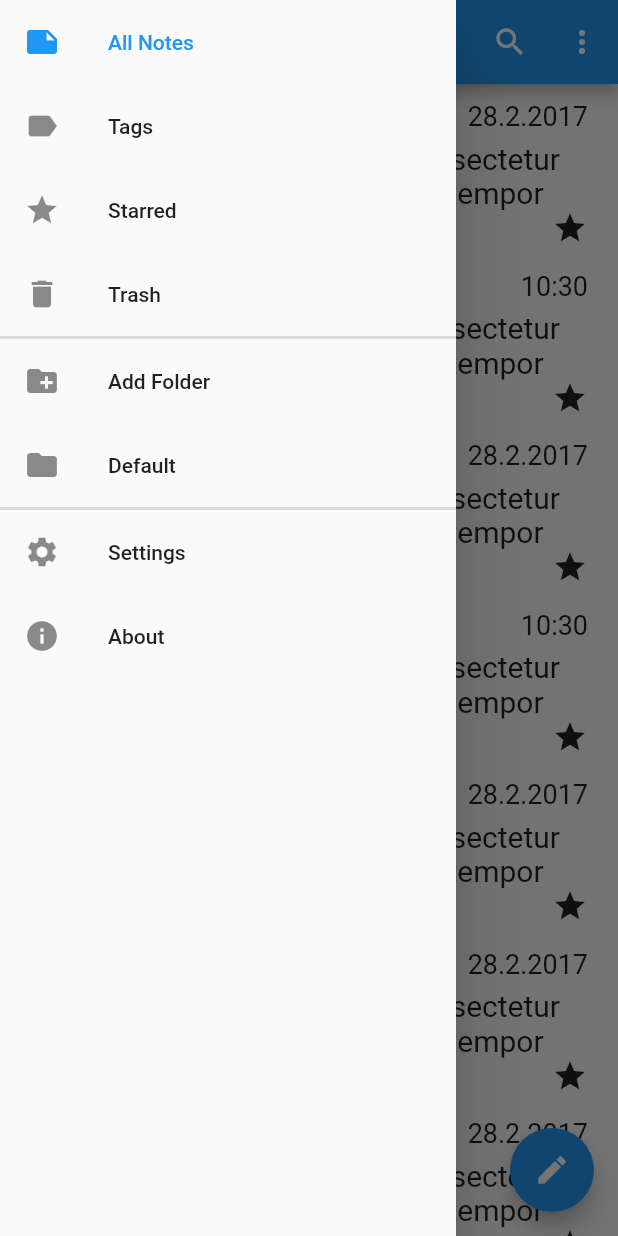
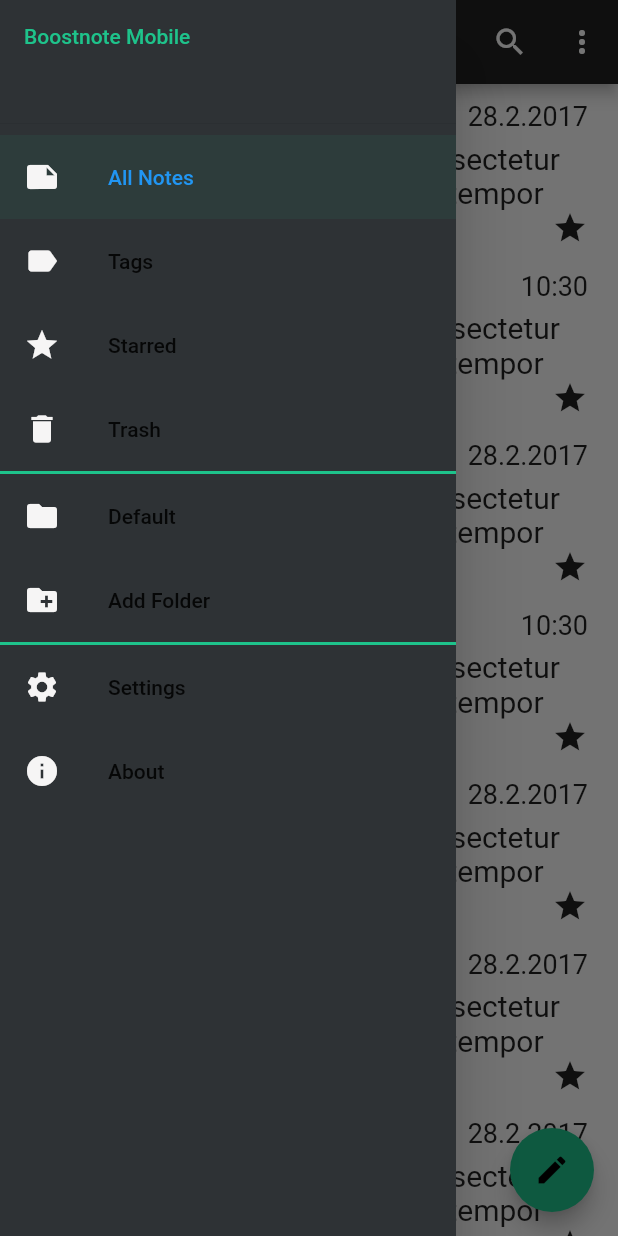
Before and after one commit to T0M0F/NoteApp, a Flutter app: the screen it shows after launch, with the side drawer open, on a phone screen of 412 x 824 dp. Run offline on Flutter 3.47's test engine with Material 2 defaults, Android fonts, the phone set to English and light mode, and no system bars.

Commit message:
changed colors

```diff
--- a/boostnote_mobile/lib/main.dart
+++ b/boostnote_mobile/lib/main.dart
@@ -1,7 +1,13 @@
 import 'package:flutter/material.dart';
 import 'package:boostnote_mobile/ui/screens/main/MainScreen.dart';
+import 'package:flutter/services.dart';
 
-void main() => runApp(MyApp());
+void main(){
+
+  SystemChrome.setSystemUIOverlayStyle(SystemUiOverlayStyle(statusBarColor: Colors.transparent));
+
+  runApp(MyApp());
+}
 
 class MyApp extends StatelessWidget {
 
@@ -11,7 +17,9 @@ class MyApp extends StatelessWidget {
       title: 'Boostnote',
       debugShowCheckedModeBanner: false,
       theme: ThemeData(
-        primarySwatch: Colors.blue,
+        primaryColor: Color(0xFF202120),
+        primaryColorLight: Color(0xFF2E3235),
+        accentColor: Color(0xFF1EC38B),
       ),
       home: MainScreen(),
     );
--- a/boostnote_mobile/lib/ui/screens/main/MainScreen.dart
+++ b/boostnote_mobile/lib/ui/screens/main/MainScreen.dart
@@ -34,6 +34,12 @@ class _MainScreenState extends State<MainScreen> {
     return Scaffold(
       appBar: AppBar(
         title: Text('Boostnote'),
+        leading: IconButton(
+          icon: Icon(Icons.menu, color: Theme.of(context).accentColor),
+          onPressed: () {
+            Scaffold.of(context).openDrawer();
+          },
+        ),
         actions: <Widget>[
           IconButton(
             icon: Icon(Icons.search),
@@ -45,7 +51,12 @@ class _MainScreenState extends State<MainScreen> {
           )
         ],
       ),
-      drawer: isTablet ? null : new NavigationDrawer(),
+      drawer: Theme(
+        data: Theme.of(context).copyWith(
+                 canvasColor: Theme.of(context).primaryColorLight,
+              ),
+        child: isTablet ? null : NavigationDrawer(),
+      ),
       body: body,
       floatingActionButton: FloatingActionButton(
         child: Icon(Icons.edit),
--- a/boostnote_mobile/lib/ui/screens/main/NavigationDrawer.dart
+++ b/boostnote_mobile/lib/ui/screens/main/NavigationDrawer.dart
@@ -32,30 +32,41 @@ class NavigationDrawerState extends State<NavigationDrawer> {
   List<Widget> buildWidgetList(BuildContext context, List<String> folders) {
 
       List<Widget> widgets = [
-      ListTile(
-        selected: true,
-        leading: Icon(Icons.note),
-        title: Text('All Notes'),
-        onTap: () {
-          Navigator.pop(context);
-        },
+      Container(
+          height: 90,
+          child: DrawerHeader(
+            child: new Text("Boostnote Mobile", style: TextStyle(color: Theme.of(context).accentColor),),
+            decoration: new BoxDecoration(
+                color: Theme.of(context).primaryColorLight
+            )
+        ),
+      ),
+      Container(color: Color(0x111EC38B),
+        child:  ListTile(
+            selected: true,
+            leading: Icon(Icons.note, color: Color(0xFFF6F5F5)),
+            title: Text('All Notes'),
+            onTap: () {
+              Navigator.pop(context);
+            },
+          ),
       ),
       ListTile(
-        leading: Icon(Icons.label),
+        leading: Icon(Icons.label, color: Color(0xFFF6F5F5)),
         title: Text('Tags'),
         onTap: () {
           Navigator.pop(context);
         },
       ),
       ListTile(
-        leading: Icon(Icons.star),
+        leading: Icon(Icons.star, color: Color(0xFFF6F5F5)),
         title: Text('Starred'),
         onTap: () {
           Navigator.pop(context);
         },
       ),
       ListTile(
-        leading: Icon(Icons.delete),
+        leading: Icon(Icons.delete, color: Color(0xFFF6F5F5)),
         title: Text('Trash'),
         onTap: () {
           Navigator.pop(context);
@@ -64,9 +75,10 @@ class NavigationDrawerState extends State<NavigationDrawer> {
       Divider(
         height: 2.0,
         thickness: 2,
+        color: Theme.of(context).accentColor,
       ),
       ListTile(
-        leading: Icon(Icons.create_new_folder),
+        leading: Icon(Icons.create_new_folder, color: Color(0xFFF6F5F5)),
         title: Text('Add Folder'),
         onTap: () {
           _createDialog(context);
@@ -75,16 +87,17 @@ class NavigationDrawerState extends State<NavigationDrawer> {
       Divider(
         height: 2.0,
         thickness: 2,
+        color: Theme.of(context).accentColor,
       ),
       ListTile(
-        leading: Icon(Icons.settings),
+        leading: Icon(Icons.settings, color: Color(0xFFF6F5F5)),
         title: Text('Settings'),
         onTap: () {
           Navigator.pop(context);
         },
       ),
       ListTile(
-        leading: Icon(Icons.info),
+        leading: Icon(Icons.info, color: Color(0xFFF6F5F5)),
         title: Text('About'),
         onTap: () {
           /*
@@ -99,7 +112,7 @@ class NavigationDrawerState extends State<NavigationDrawer> {
 
     for(String folder in folders){
       widgets.insert(6, ListTile(
-        leading: Icon(Icons.folder),
+        leading: Icon(Icons.folder, color: Color(0xFFF6F5F5)),
         title: Text(folder),
         onTap: () {
           Navigator.pop(context);
--- a/boostnote_mobile/lib/ui/screens/main/NoteList/MarkdownTile.dart
+++ b/boostnote_mobile/lib/ui/screens/main/NoteList/MarkdownTile.dart
@@ -34,7 +34,7 @@ class MarkdownTile extends StatelessWidget{
     children: <Widget>[
       Row(
         children: <Widget>[
-          Icon(Icons.note),
+          Icon(Icons.note, color: Colors.grey),
           Text(note.title,
               maxLines: 1,
               style: TextStyle(fontSize: 28.0)),
--- a/boostnote_mobile/lib/ui/screens/main/NoteList/SnippetTile.dart
+++ b/boostnote_mobile/lib/ui/screens/main/NoteList/SnippetTile.dart
@@ -34,7 +34,7 @@ class SnippetTile extends StatelessWidget{
     children: <Widget>[
       Row(
         children: <Widget>[
-          Icon(Icons.code),
+          Icon(Icons.code, color: Colors.grey),
           Text(note.title,
             maxLines: 1,
             style: TextStyle(fontSize: 28.0)),
```
